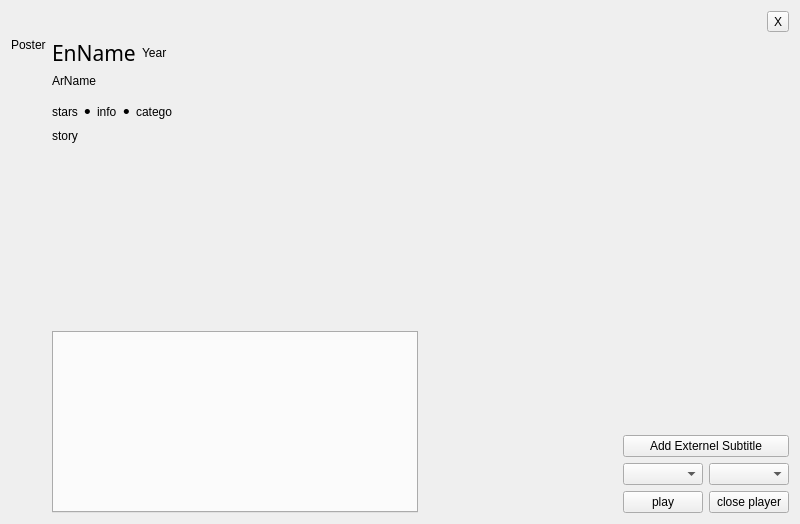
hasanpasha/QtCinemana, file ui/main.ui: the form before one commit.
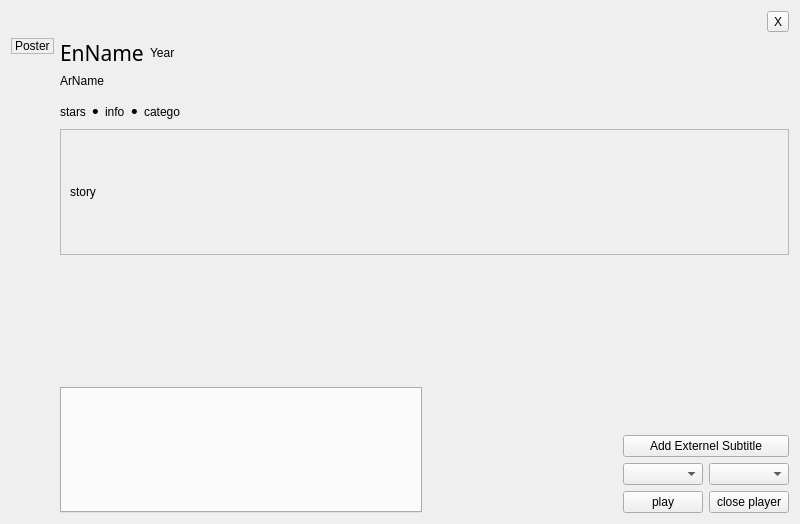
The form after the commit. The open tabs and pages were chosen to show the change.

Commit message: gui: make story label scrollable

What changed in the file:
```diff
--- a/ui/main.ui
+++ b/ui/main.ui
@@ -252,6 +252,18 @@
              <layout class="QVBoxLayout" name="verticalLayout_12">
               <item>
                <widget class="QLabel" name="lposter">
+                <property name="frameShape">
+                 <enum>QFrame::StyledPanel</enum>
+                </property>
+                <property name="frameShadow">
+                 <enum>QFrame::Raised</enum>
+                </property>
+                <property name="lineWidth">
+                 <number>1</number>
+                </property>
+                <property name="midLineWidth">
+                 <number>1</number>
+                </property>
                 <property name="text">
                  <string>Poster</string>
                 </property>
@@ -420,6 +432,21 @@
                 <item>
                  <layout class="QHBoxLayout" name="horizontalLayout_3">
                   <item>
+                   <widget class="QScrollArea" name="scrollArea">
+                    <property name="widgetResizable">
+                     <bool>true</bool>
+                    </property>
+                    <widget class="QWidget" name="scrollAreaWidgetContents_2">
+                     <property name="geometry">
+                      <rect>
+                       <x>0</x>
+                       <y>0</y>
+                       <width>714</width>
+                       <height>95</height>
+                      </rect>
+                     </property>
+                     <layout class="QVBoxLayout" name="verticalLayout_16">
+                      <item>
                    <widget class="QLabel" name="lstory">
                     <property name="cursor">
                      <cursorShape>IBeamCursor</cursorShape>
@@ -430,6 +457,10 @@
                     <property name="wordWrap">
                      <bool>true</bool>
                     </property>
+                       </widget>
+                      </item>
+                     </layout>
+                    </widget>
                    </widget>
                   </item>
                  </layout>
```
Left out of the diff: 3 changed lines with no effect on the pictures. Lines whose indentation alone changed are shown as unchanged.
